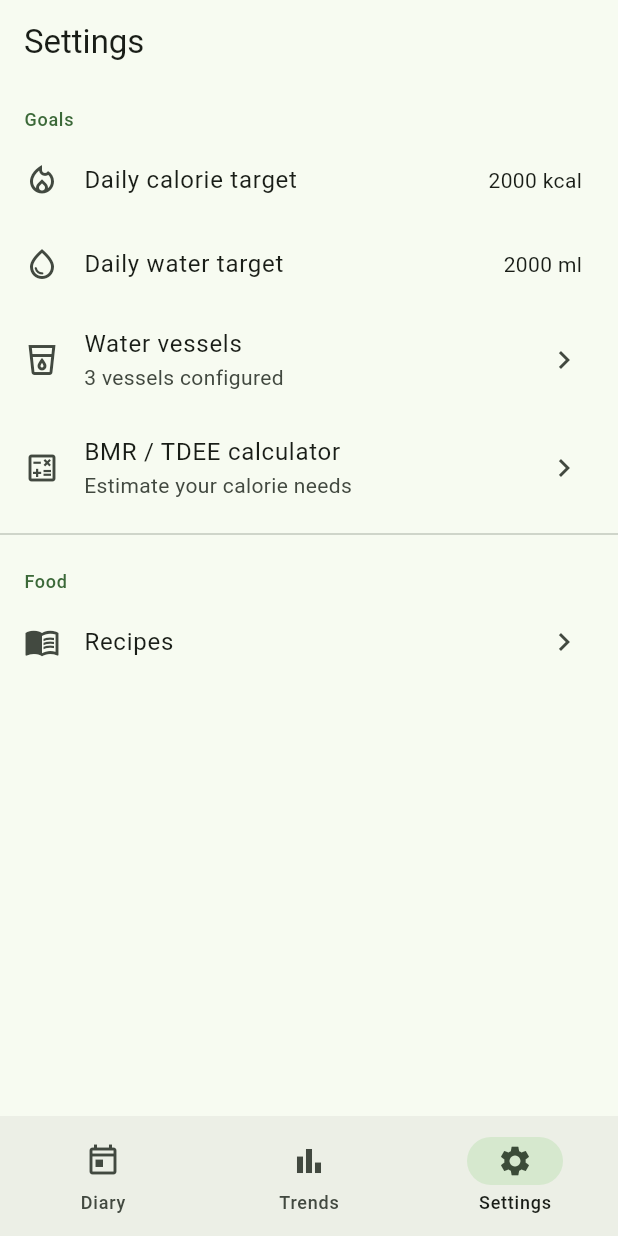
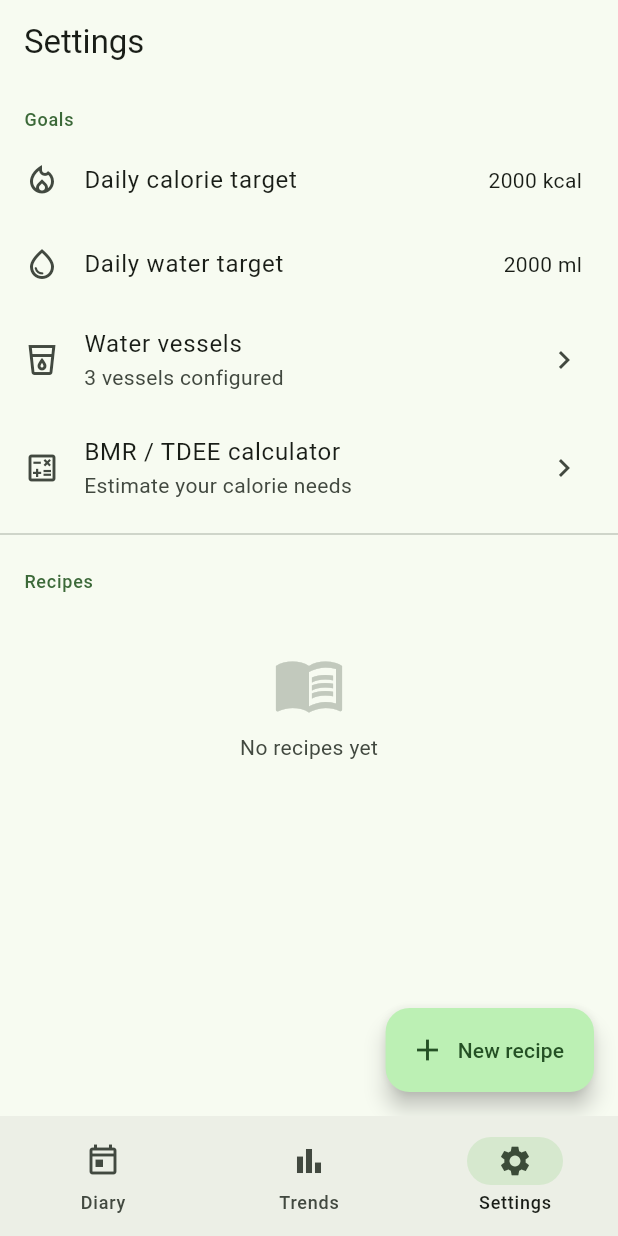
Before and after one commit to TheQueenIsDead/calora, a Flutter app: the screen it shows after launch, item 3 of the bottom bar chosen, on a phone screen of 412 x 824 dp. Run offline on Flutter 3.47's test engine with Material 3 defaults, Android fonts, the phone set to English and light mode, and no system bars; our stand-ins replace fl_chart, flutter_slidable, shared_preferences, sqflite; missing offline and left inert: mobile_scanner; accounts and stored records are empty.

Commit message:
feat: inline recipes list into settings screen, rename section to Recipes

```diff
--- a/lib/screens/settings_screen.dart
+++ b/lib/screens/settings_screen.dart
@@ -1,18 +1,91 @@
 import 'package:flutter/material.dart';
 import 'package:provider/provider.dart';
 import '../providers/diary_provider.dart';
+import '../services/database_service.dart';
 import 'bmr_calculator_screen.dart';
 import 'recipes_screen.dart';
 import 'water_vessels_screen.dart';
 
-class SettingsScreen extends StatelessWidget {
+class SettingsScreen extends StatefulWidget {
   const SettingsScreen({super.key});
+
+  @override
+  State<SettingsScreen> createState() => _SettingsScreenState();
+}
+
+class _SettingsScreenState extends State<SettingsScreen> {
+  List<Map<String, dynamic>> _recipes = [];
+
+  @override
+  void initState() {
+    super.initState();
+    _loadRecipes();
+  }
+
+  Future<void> _loadRecipes() async {
+    final recipes = await DatabaseService.instance.getRecipes();
+    if (mounted) setState(() => _recipes = recipes);
+  }
+
+  Future<void> _createRecipe() async {
+    final name = await _promptName();
+    if (name == null || name.trim().isEmpty) return;
+    final id = await DatabaseService.instance.saveRecipe(name.trim(), null);
+    if (!mounted) return;
+    await Navigator.push(
+      context,
+      MaterialPageRoute(
+        builder: (_) => RecipeDetailScreen(recipeId: id, recipeName: name.trim()),
+      ),
+    );
+    _loadRecipes();
+  }
+
+  Future<String?> _promptName() {
+    final controller = TextEditingController();
+    return showDialog<String>(
+      context: context,
+      builder: (ctx) => AlertDialog(
+        title: const Text('Recipe name'),
+        content: TextField(
+          controller: controller,
+          autofocus: true,
+          decoration: const InputDecoration(hintText: 'e.g. Overnight oats'),
+          textCapitalization: TextCapitalization.sentences,
+        ),
+        actions: [
+          TextButton(onPressed: () => Navigator.pop(ctx), child: const Text('Cancel')),
+          FilledButton(
+            onPressed: () => Navigator.pop(ctx, controller.text),
+            child: const Text('Create'),
+          ),
+        ],
+      ),
+    );
+  }
+
+  Widget? _recipeSubtitle(Map<String, dynamic> r) {
+    final kcal = (r['total_kcal'] as num?)?.toDouble() ?? 0;
+    final kcalStr = kcal > 0 ? '${kcal.toStringAsFixed(0)} kcal' : null;
+    final description = r['description'] as String?;
+    final parts = [
+      if (description != null && description.isNotEmpty) description,
+      ?kcalStr,
+    ];
+    return parts.isNotEmpty ? Text(parts.join('  ·  ')) : null;
+  }
 
   @override
   Widget build(BuildContext context) {
     final diary = context.watch<DiaryProvider>();
+    final theme = Theme.of(context);
     return Scaffold(
       appBar: AppBar(title: const Text('Settings')),
+      floatingActionButton: FloatingActionButton.extended(
+        onPressed: _createRecipe,
+        icon: const Icon(Icons.add),
+        label: const Text('New recipe'),
+      ),
       body: ListView(
         children: [
           const _SectionHeader('Goals'),
@@ -20,7 +93,7 @@ class SettingsScreen extends StatelessWidget {
             leading: const Icon(Icons.local_fire_department_outlined),
             title: const Text('Daily calorie target'),
             trailing: Text('${diary.currentGoal} kcal',
-                style: Theme.of(context).textTheme.bodyMedium),
+                style: theme.textTheme.bodyMedium),
             onTap: () => _editInt(
               context,
               title: 'Daily calorie target',
@@ -33,7 +106,7 @@ class SettingsScreen extends StatelessWidget {
             leading: const Icon(Icons.water_drop_outlined),
             title: const Text('Daily water target'),
             trailing: Text('${diary.waterTargetMl} ml',
-                style: Theme.of(context).textTheme.bodyMedium),
+                style: theme.textTheme.bodyMedium),
             onTap: () => _editInt(
               context,
               title: 'Daily water target',
@@ -45,7 +118,8 @@ class SettingsScreen extends StatelessWidget {
           ListTile(
             leading: const Icon(Icons.local_drink_outlined),
             title: const Text('Water vessels'),
-            subtitle: Text('${diary.vessels.length} vessel${diary.vessels.length == 1 ? '' : 's'} configured'),
+            subtitle: Text(
+                '${diary.vessels.length} vessel${diary.vessels.length == 1 ? '' : 's'} configured'),
             trailing: const Icon(Icons.chevron_right),
             onTap: () => Navigator.push(
               context,
@@ -63,16 +137,43 @@ class SettingsScreen extends StatelessWidget {
             ),
           ),
           const Divider(),
-          const _SectionHeader('Food'),
+          const _SectionHeader('Recipes'),
+          if (_recipes.isEmpty)
+            Padding(
+              padding: const EdgeInsets.symmetric(vertical: 32),
+              child: Column(
+                mainAxisSize: MainAxisSize.min,
+                children: [
+                  Icon(Icons.menu_book_outlined,
+                      size: 48, color: theme.colorScheme.outlineVariant),
+                  const SizedBox(height: 8),
+                  Text('No recipes yet',
+                      style: theme.textTheme.bodyMedium
+                          ?.copyWith(color: theme.colorScheme.onSurfaceVariant)),
+                ],
+              ),
+            )
+          else
+            for (final r in _recipes)
               ListTile(
                 leading: const Icon(Icons.menu_book_outlined),
-            title: const Text('Recipes'),
+                title: Text(r['name'] as String),
+                subtitle: _recipeSubtitle(r),
                 trailing: const Icon(Icons.chevron_right),
-            onTap: () => Navigator.push(
+                onTap: () async {
+                  await Navigator.push(
                     context,
-              MaterialPageRoute(builder: (_) => const RecipesScreen()),
+                    MaterialPageRoute(
+                      builder: (_) => RecipeDetailScreen(
+                        recipeId: r['id'] as String,
+                        recipeName: r['name'] as String,
                       ),
                     ),
+                  );
+                  _loadRecipes();
+                },
+              ),
+          const SizedBox(height: 80),
         ],
       ),
     );
@@ -97,7 +198,8 @@ class SettingsScreen extends StatelessWidget {
           autofocus: true,
         ),
         actions: [
-          TextButton(onPressed: () => Navigator.pop(ctx), child: const Text('Cancel')),
+          TextButton(
+              onPressed: () => Navigator.pop(ctx), child: const Text('Cancel')),
           FilledButton(
             onPressed: () {
               final val = int.tryParse(controller.text);
```
Lines whose indentation alone changed are shown as unchanged.
